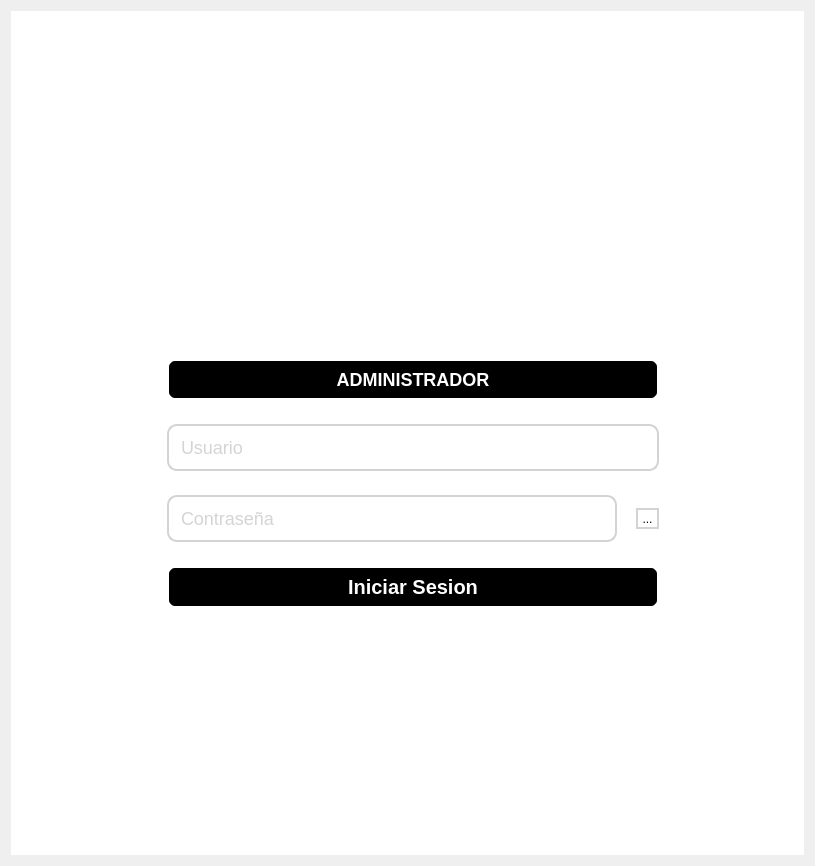
Alg4ret3/EMcollection, file app/ui/Login.ui: the form before one commit.
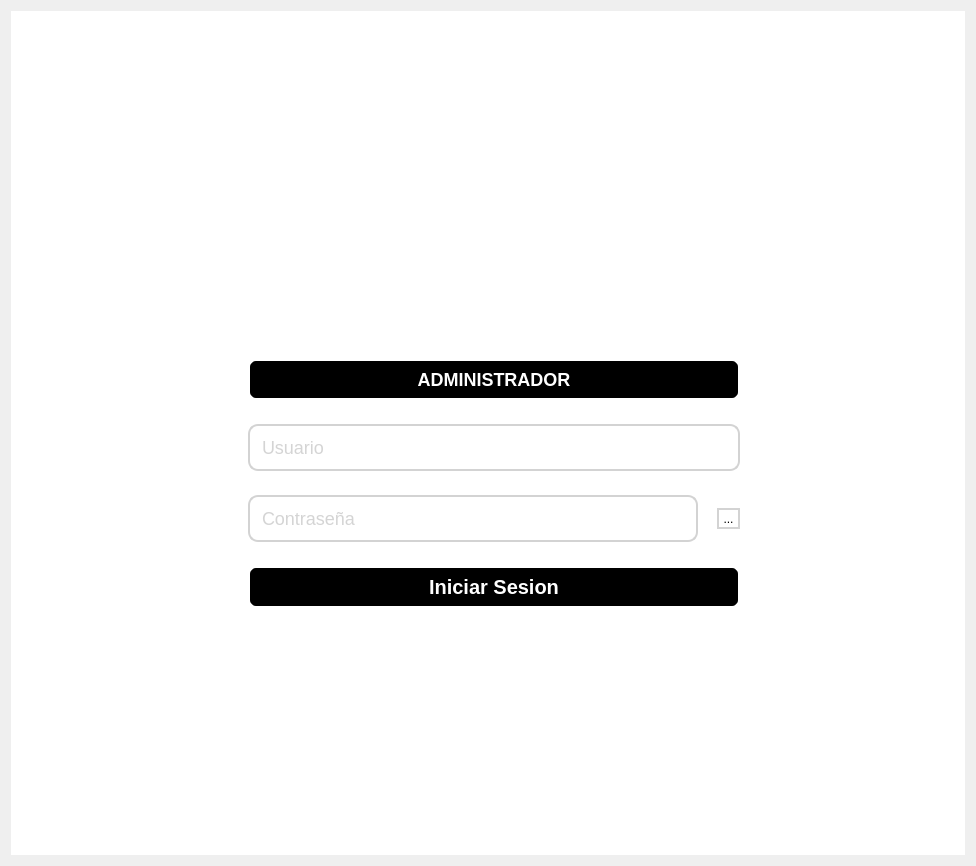
The form after the commit. Icons and pictures are not drawn.

What changed in the file:
```diff
--- a/app/ui/Login.ui
+++ b/app/ui/Login.ui
@@ -6,7 +6,7 @@
    <rect>
     <x>0</x>
     <y>0</y>
-    <width>815</width>
+    <width>976</width>
     <height>866</height>
    </rect>
   </property>
```
Left out of the diff: 2 changed lines with no effect on the pictures.
